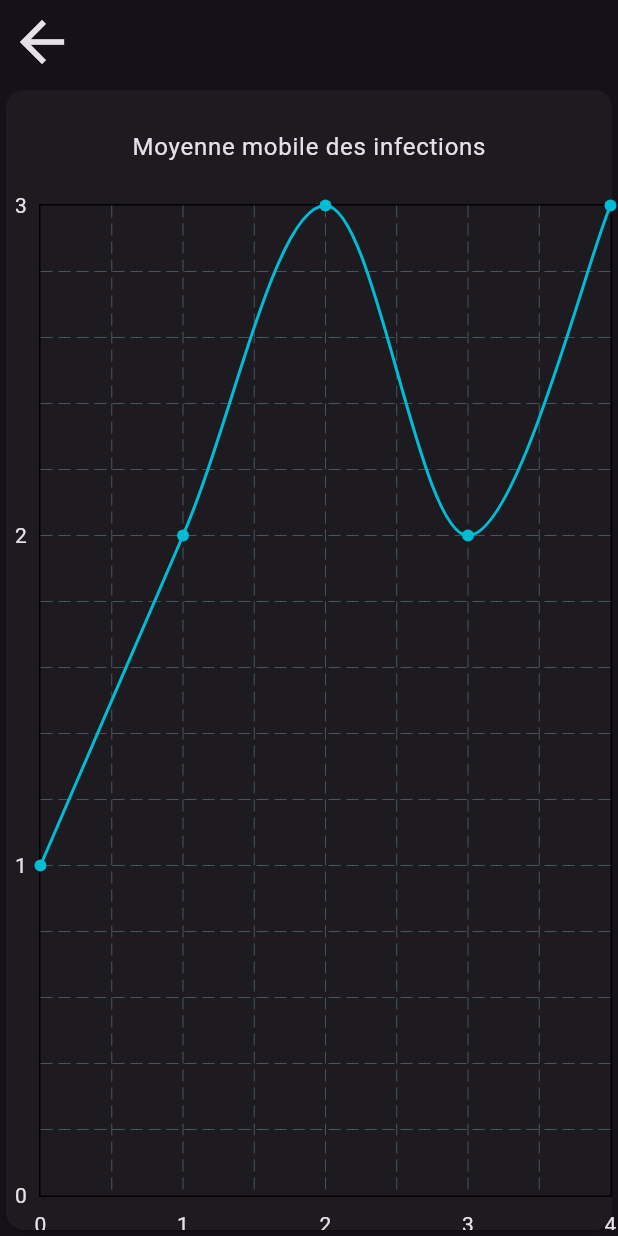
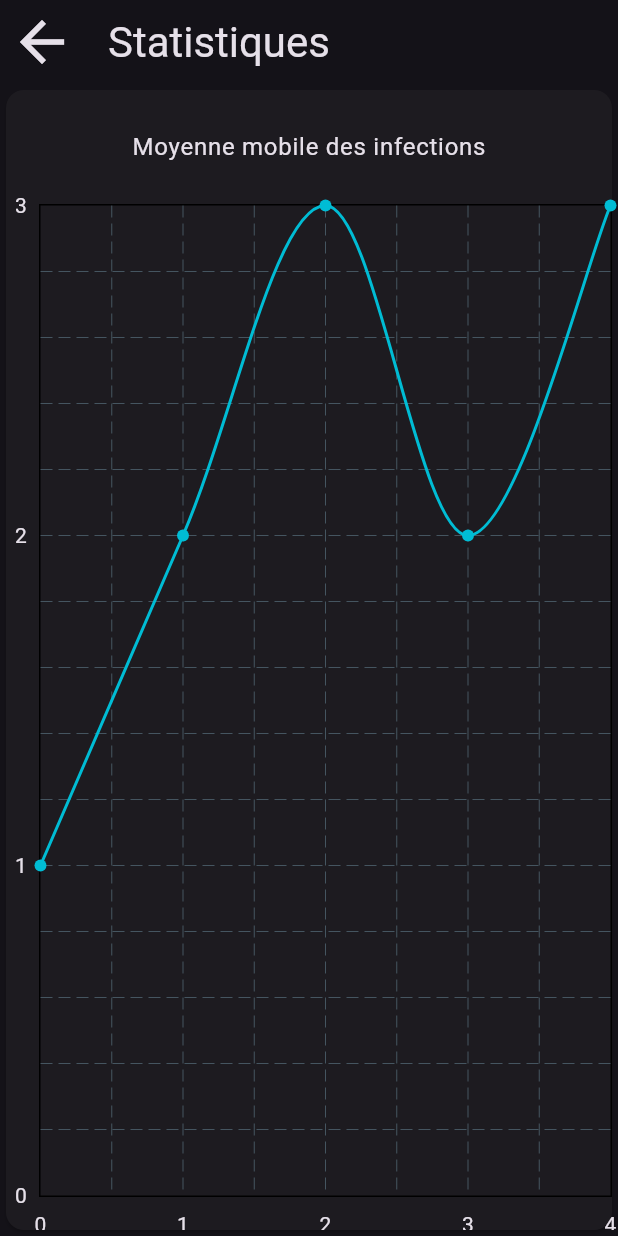
Before and after one commit to Okpeyemi/t_dev_800, a Flutter app: the DashboardScreen screen opened directly, on a phone screen of 412 x 824 dp. Run offline on Flutter 3.47's test engine with Material 3 defaults, Android fonts, the phone set to English and light mode, and no system bars; drawn by our look-alikes of fl_chart; our stand-ins replace file_picker, logger.

Commit message:
implement dark mode

```diff
--- a/app/desktop/lib/app.dart
+++ b/app/desktop/lib/app.dart
@@ -1,14 +1,24 @@
 import 'package:ahouefa/ui/home/widgets/home_screen.dart';
 import 'package:flutter/material.dart';
 
-class App extends MaterialApp {
-  App({super.key})
-    : super(
+class App extends StatelessWidget {
+  static final ValueNotifier<bool> isDarkMode = ValueNotifier<bool>(true);
+  const App({super.key});
+
+  @override
+  Widget build(BuildContext context) {
+    return ValueListenableBuilder(
+      valueListenable: isDarkMode,
+      builder: (context, isDark, child) {
+        return MaterialApp(
           title: 'Ahouefa',
           theme: ThemeData(brightness: Brightness.light),
           darkTheme: ThemeData(brightness: Brightness.dark),
-        themeMode: ThemeMode.dark,
+          themeMode: isDarkMode.value ? ThemeMode.dark : ThemeMode.light,
           debugShowCheckedModeBanner: false,
           home: HomeScreen(),
         );
+      },
+    );
   }
+}
--- a/app/desktop/lib/ui/dashboard/widgets/dashboard_screen.dart
+++ b/app/desktop/lib/ui/dashboard/widgets/dashboard_screen.dart
@@ -19,6 +19,7 @@ class DashboardScreen extends StatelessWidget {
             Navigator.pop(context);
           },
         ),
+        title: Text("Statistiques", style: textTheme.headlineMedium),
       ),
       body:
           onSmallScreen
```
Also changed, not shown: app/desktop/lib/ui/home/widgets/home_screen.dart (+10 -0 lines). Lines whose indentation alone changed are shown as unchanged.
